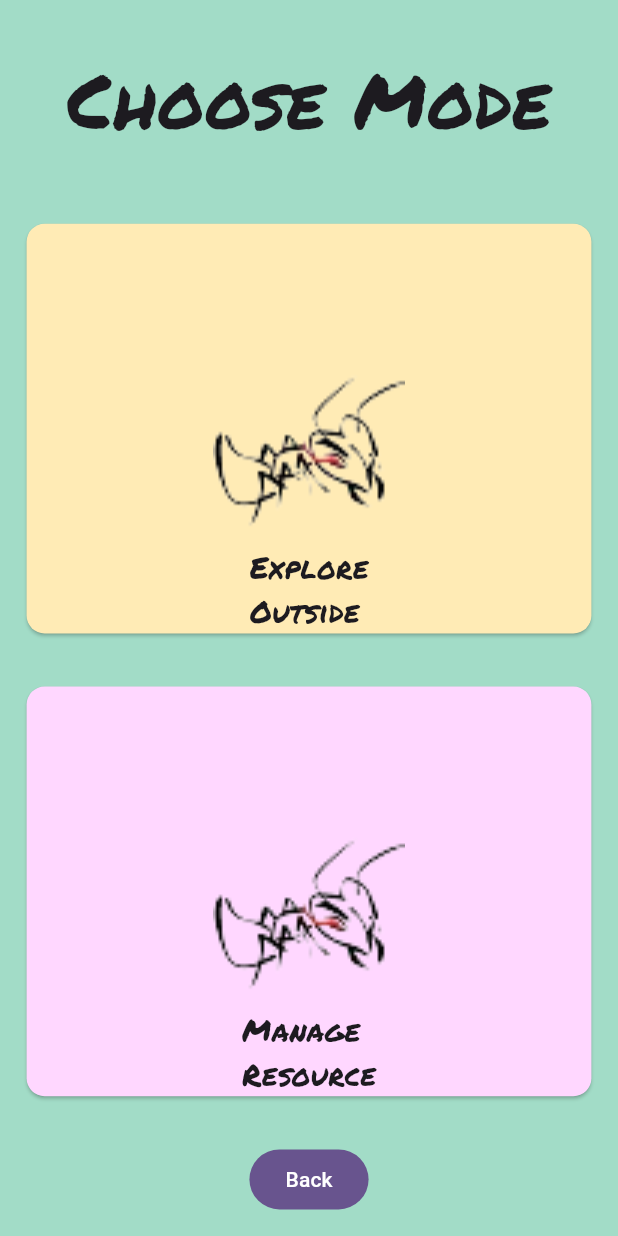
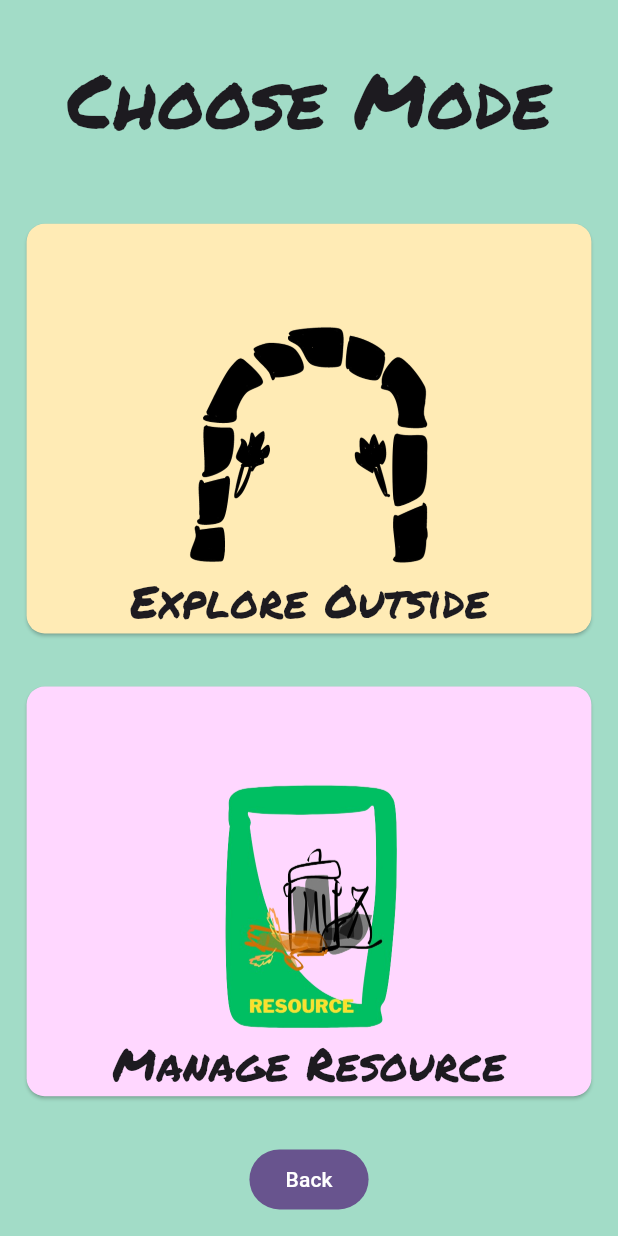
Before and after one commit to ask-org/googleFlutterDevComp, a Flutter app: the screen it shows after launch, after a tap on "Play", on a phone screen of 412 x 824 dp. Run offline on Flutter 3.47's test engine with Material 3 defaults, Android fonts, the phone set to English and light mode, and no system bars; our stand-ins replace flutter_card_swiper, go_router.

Commit message:
added sprites

```diff
--- a/lib/level_selection/game_selection.dart
+++ b/lib/level_selection/game_selection.dart
@@ -12,8 +12,8 @@ class GameSelectionScreen extends StatefulWidget {
 }
 
 class _GameSelectionScreenState extends State<GameSelectionScreen> {
-  double imgResource = 0.5;
-  double imgDungeon = 0.5;
+  double imgResource = 3;
+  double imgDungeon = 3;
   @override
   Widget build(BuildContext context) {
     Palette palette = Palette();
@@ -37,12 +37,12 @@ class _GameSelectionScreenState extends State<GameSelectionScreen> {
               child: MouseRegion(
                 onHover: (_) {
                   setState(() {
-                    imgResource = 0.3;
+                    imgResource = 2.5;
                   });
                 },
                 onExit: (_) {
                   setState(() {
-                    imgResource = 0.5;
+                    imgResource = 3;
                   });
                 },
                 child: Card(
@@ -54,13 +54,13 @@ class _GameSelectionScreenState extends State<GameSelectionScreen> {
                         mainAxisAlignment: MainAxisAlignment.end,
                         children: [
                           Image.asset(
-                            'assets/images/warrior.png',
+                            'assets/images/resource_card.png',
                             scale: imgResource,
                           ),
                           const Text(
-                            'Manage\nResource',
+                            'Manage Resource',
                             style: TextStyle(
-                                fontFamily: 'Permanent Marker', fontSize: 20),
+                                fontFamily: 'Permanent Marker', fontSize: 30),
                           ),
                         ],
                       )),
@@ -72,12 +72,12 @@ class _GameSelectionScreenState extends State<GameSelectionScreen> {
               child: MouseRegion(
                 onHover: (event) {
                   setState(() {
-                    imgDungeon = 0.3;
+                    imgDungeon = 2.5;
                   });
                 },
                 onExit: (event) {
                   setState(() {
-                    imgDungeon = 0.5;
+                    imgDungeon = 3;
                   });
                 },
                 child: Card(
@@ -89,13 +89,13 @@ class _GameSelectionScreenState extends State<GameSelectionScreen> {
                         mainAxisAlignment: MainAxisAlignment.end,
                         children: [
                           Image.asset(
-                            'assets/images/warrior.png',
+                            'assets/images/dungeon.png',
                             scale: imgDungeon,
                           ),
                           const Text(
-                            'Explore\nOutside',
+                            'Explore Outside',
                             style: TextStyle(
-                                fontFamily: 'Permanent Marker', fontSize: 20),
+                                fontFamily: 'Permanent Marker', fontSize: 30),
                           ),
                         ],
                       )),
--- a/lib/main_menu/main_menu_screen.dart
+++ b/lib/main_menu/main_menu_screen.dart
@@ -36,7 +36,7 @@ class _MainMenuScreenState extends State<MainMenuScreen> {
               ),
             ),
             Image.asset(
-              'assets/images/warrior.png',
+              'assets/images/front.png',
               scale: 0.2,
             )
           ],
```
Also changed, not shown: assets/images/dungeon.png (added), assets/images/front.png (added), assets/images/resource_card.png (added).
